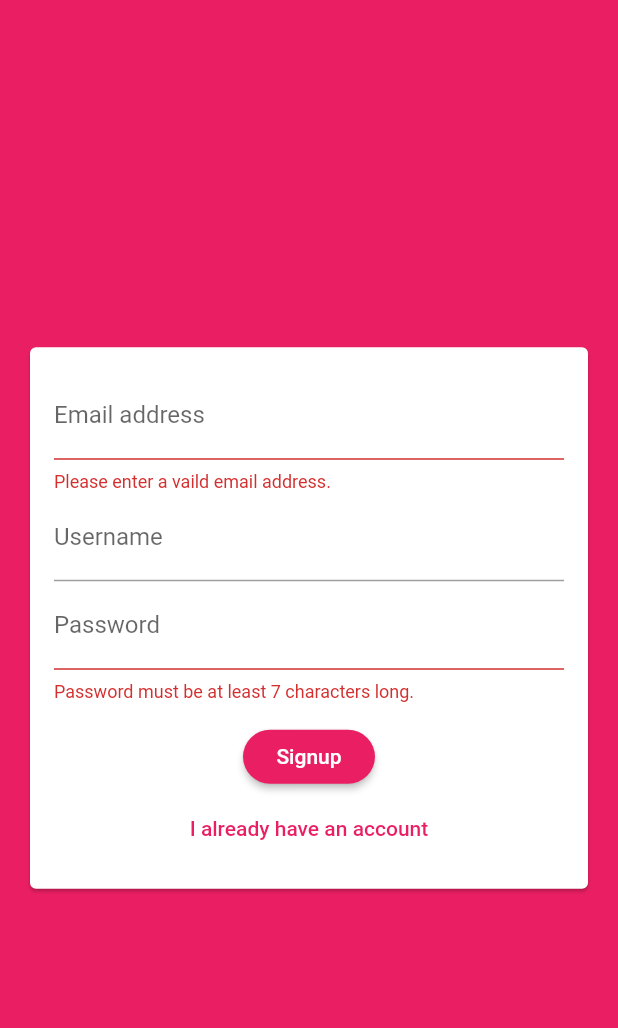
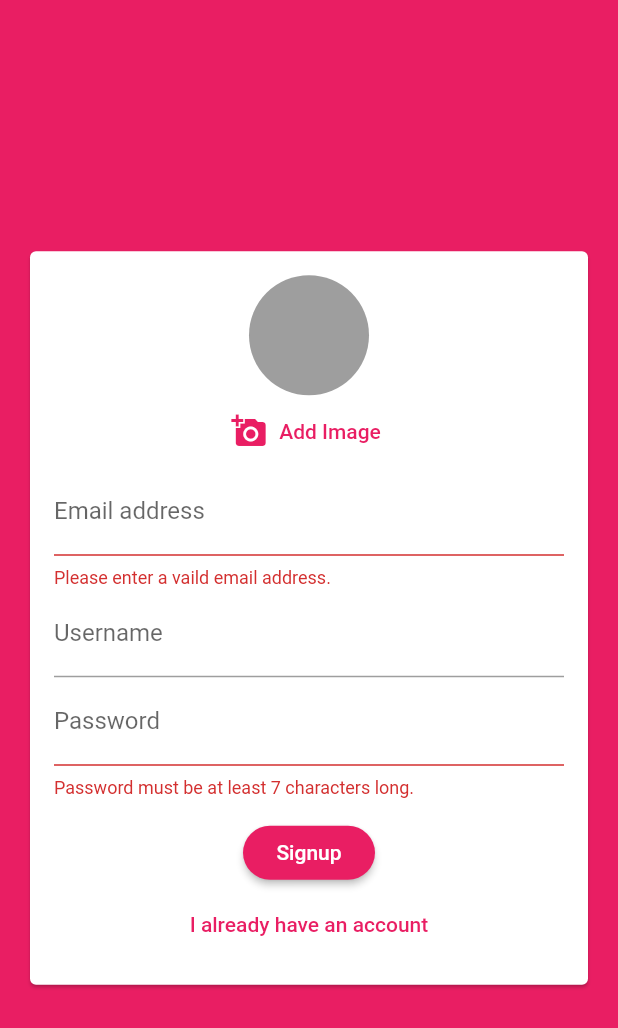
Before and after one commit to ragabelsayed/Chat-App, a Flutter app: the screen it shows after launch, after a tap on "Login", after a tap on "Create new account", on a phone screen of 412 x 824 dp. Shown: the top 1028 px of the screen. Run offline on Flutter 3.47's test engine with Material 2 defaults, Android fonts, the phone set to English and light mode, and no system bars; our stand-ins replace cloud_firestore, firebase_auth, firebase_core, image_picker; accounts and stored records are empty.

Commit message:
Adding an Image Picker

```diff
--- a/mychat/lib/widgets/auth/auth_form.dart
+++ b/mychat/lib/widgets/auth/auth_form.dart
@@ -1,4 +1,5 @@
 import 'package:flutter/material.dart';
+import 'package:mychat/widgets/pickers/user_image_picker.dart';
 
 class AuthForm extends StatefulWidget {
   AuthForm(this._submitFn, this.isLoading);
@@ -51,6 +52,7 @@ class _AuthFormState extends State<AuthForm> {
               child: Column(
                 mainAxisSize: MainAxisSize.min,
                 children: [
+                  if (!_isLogin) UserImagePicker(),
                   TextFormField(
                     key: ValueKey('email'),
                     keyboardType: TextInputType.emailAddress,
--- /dev/null
+++ b/mychat/lib/widgets/pickers/user_image_picker.dart
@@ -0,0 +1,43 @@
+import 'dart:io';
+
+import 'package:flutter/material.dart';
+import 'package:image_picker/image_picker.dart';
+
+class UserImagePicker extends StatefulWidget {
+  @override
+  _UserImagePickerState createState() => _UserImagePickerState();
+}
+
+class _UserImagePickerState extends State<UserImagePicker> {
+  File _image;
+  final _picker = ImagePicker();
+  void _pickImage() async {
+    final _pickedImageFile = await _picker.getImage(source: ImageSource.camera);
+    setState(() {
+      if (_pickedImageFile != null) {
+        _image = File(_pickedImageFile.path);
+      } else {
+        print('No image selected.');
+      }
+    });
+  }
+
+  @override
+  Widget build(BuildContext context) {
+    return Column(
+      children: [
+        CircleAvatar(
+          radius: 40,
+          backgroundColor: Colors.grey,
+          backgroundImage: _image == null ? null : FileImage(_image),
+        ),
+        FlatButton.icon(
+          textColor: Theme.of(context).primaryColor,
+          onPressed: _pickImage,
+          icon: Icon(Icons.add_a_photo),
+          label: Text('Add Image'),
+        ),
+      ],
+    );
+  }
+}
--- a/mychat/pubspec.yaml
+++ b/mychat/pubspec.yaml
@@ -16,6 +16,7 @@ dependencies:
   firebase_core: ^0.5.2+1
   cloud_firestore: ^0.14.3+1
   firebase_auth: ^0.18.3+1
+  image_picker: ^0.6.7+14
 
 
 dev_dependencies:
```
Also changed, not shown: mychat/pubspec.lock, 2 other files.
